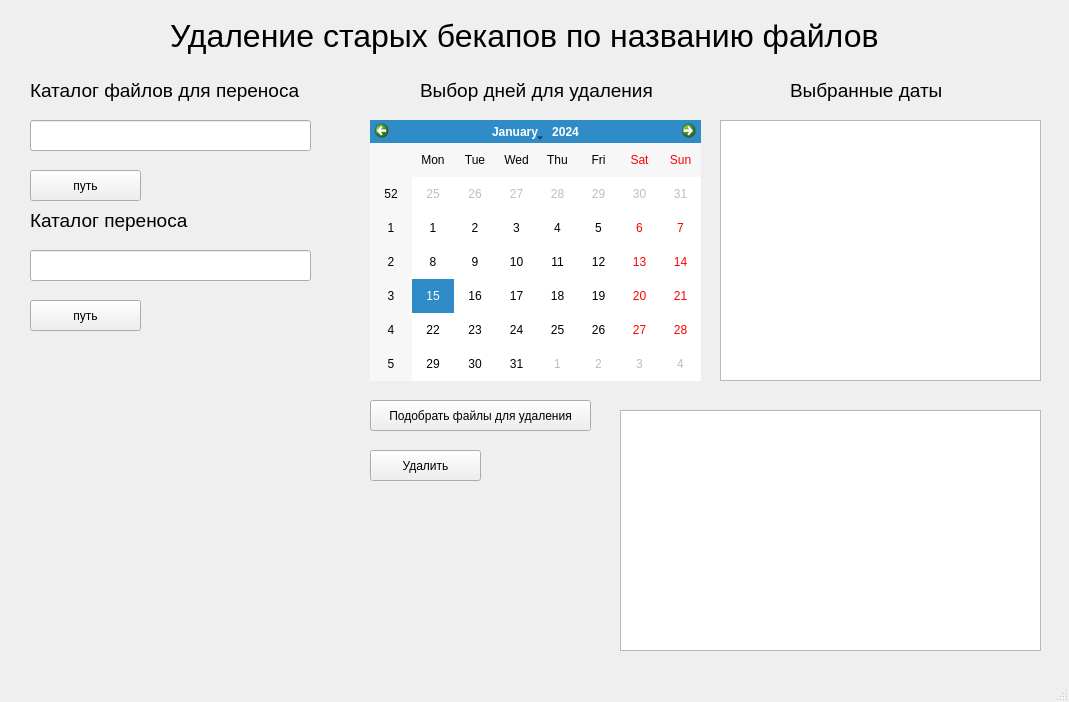
First picture: the form in tracker_reloc.ui, repository kvirus/pyprogram, before the edit.
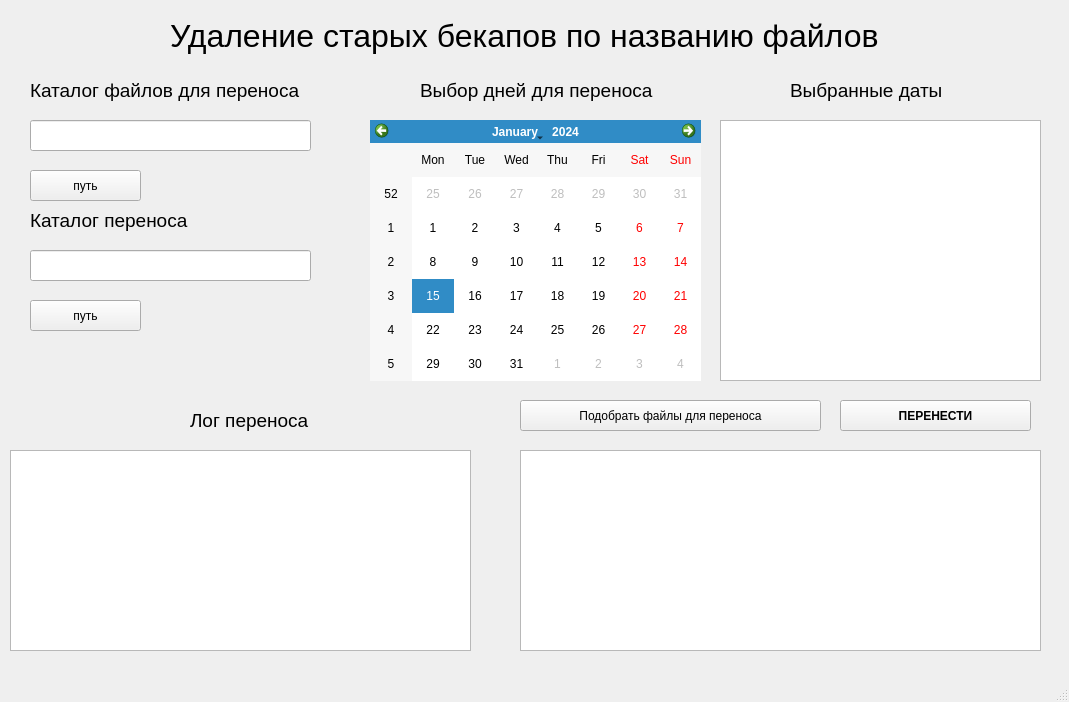
Second picture: the form after the edit.

```diff
--- a/tracker_reloc.ui
+++ b/tracker_reloc.ui
@@ -76,14 +76,20 @@
    <widget class="QPushButton" name="pushButton">
     <property name="geometry">
      <rect>
-      <x>370</x>
-      <y>450</y>
-      <width>111</width>
+      <x>840</x>
+      <y>400</y>
+      <width>191</width>
       <height>31</height>
      </rect>
     </property>
+    <property name="font">
+     <font>
+      <weight>75</weight>
+      <bold>true</bold>
+     </font>
+    </property>
     <property name="text">
-     <string>Удалить</string>
+     <string>ПЕРЕНЕСТИ</string>
     </property>
    </widget>
    <widget class="QLineEdit" name="pathEdit">
@@ -129,30 +135,30 @@
      </font>
     </property>
     <property name="text">
-     <string>Выбор дней для удаления</string>
+     <string>Выбор дней для переноса</string>
     </property>
    </widget>
    <widget class="QPlainTextEdit" name="plainTextEdit_2">
     <property name="geometry">
      <rect>
-      <x>620</x>
-      <y>410</y>
-      <width>421</width>
-      <height>241</height>
+      <x>520</x>
+      <y>450</y>
+      <width>521</width>
+      <height>201</height>
      </rect>
     </property>
    </widget>
    <widget class="QPushButton" name="pushButton_2">
     <property name="geometry">
      <rect>
-      <x>370</x>
+      <x>520</x>
       <y>400</y>
-      <width>221</width>
+      <width>301</width>
       <height>31</height>
      </rect>
     </property>
     <property name="text">
-     <string>Подобрать файлы для удаления</string>
+     <string>Подобрать файлы для переноса</string>
     </property>
    </widget>
    <widget class="QLineEdit" name="pathEdit_2">
@@ -209,6 +215,34 @@
      <string>путь</string>
     </property>
    </widget>
+   <widget class="QLabel" name="label_6">
+    <property name="geometry">
+     <rect>
+      <x>190</x>
+      <y>410</y>
+      <width>131</width>
+      <height>21</height>
+     </rect>
+    </property>
+    <property name="font">
+     <font>
+      <pointsize>14</pointsize>
+     </font>
+    </property>
+    <property name="text">
+     <string>Лог переноса</string>
+    </property>
+   </widget>
+   <widget class="QPlainTextEdit" name="plainTextEdit_3">
+    <property name="geometry">
+     <rect>
+      <x>10</x>
+      <y>450</y>
+      <width>461</width>
+      <height>201</height>
+     </rect>
+    </property>
+   </widget>
   </widget>
   <widget class="QMenuBar" name="menubar">
    <property name="geometry">
```
